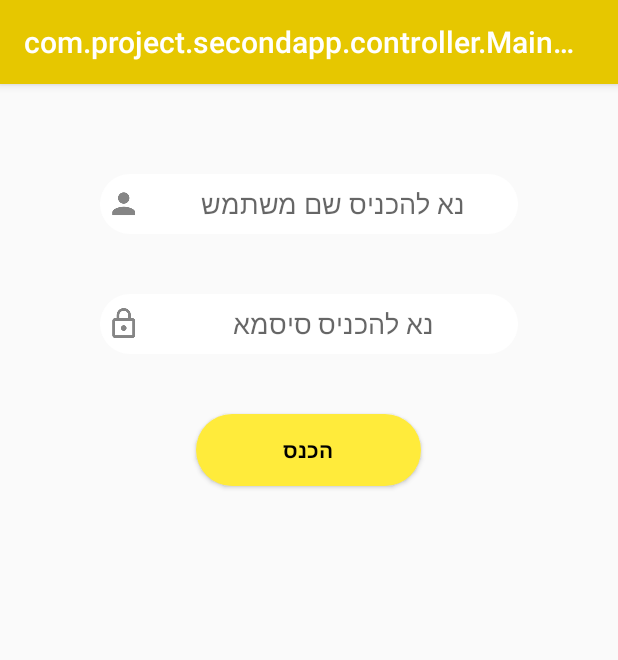
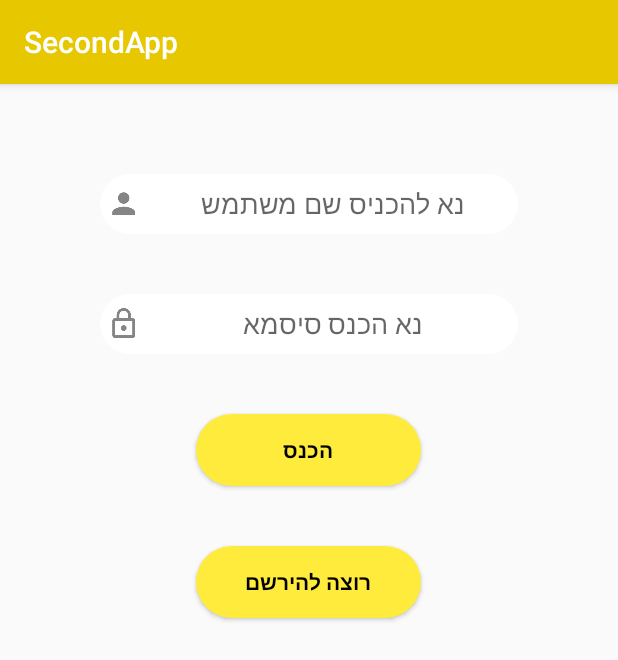
Before and after one commit to shimon8/SecondAndroidApp-master, an Android app: the screen it shows after launch (MainActivity), on a phone screen of 412 x 824 dp. Shown: the top 660 px of the screen. Run offline under Robolectric (Android 15) with nearby library versions, the phone set to English and light mode, and no system bars.

Commit message:
התחלת אפליקציה 2 1.התחלת לוגין נותר לממש את הבקנד(יש לראות ששומרים hash ולא את הסיסמא בשרת) 2.מעבר לאקטיביטי אחר לנהגים מצטרפים נדאר לממש הכנסת פרטים ,

```diff
--- a/app/src/main/AndroidManifest.xml
+++ b/app/src/main/AndroidManifest.xml
@@ -5,6 +5,7 @@
     <application
         android:allowBackup="true"
         android:icon="@mipmap/ic_launcher"
+        android:label="@string/app_name"
         android:roundIcon="@mipmap/ic_launcher_round"
         android:supportsRtl="true"
         android:theme="@style/AppTheme">
@@ -15,6 +16,7 @@
                 <category android:name="android.intent.category.LAUNCHER" />
             </intent-filter>
         </activity>
+        <activity android:name=".controller.AddDriver"></activity>
     </application>
 
 </manifest>
--- a/app/src/main/java/com/project/secondapp/controller/MainActivity.java
+++ b/app/src/main/java/com/project/secondapp/controller/MainActivity.java
@@ -1,5 +1,7 @@
 package com.project.secondapp.controller;
 
+import android.content.Intent;
+import android.os.Handler;
 import android.support.v7.app.AppCompatActivity;
 import android.os.Bundle;
 import android.view.View;
@@ -7,44 +9,61 @@ import android.widget.Button;
 import android.widget.EditText;
 
 import com.project.secondapp.R;
+
 import java.security.MessageDigest;
 import java.security.NoSuchAlgorithmException;
 
 import javax.crypto.spec.SecretKeySpec;
 
-public class MainActivity extends AppCompatActivity implements View.OnClickListener {
+public class MainActivity extends AppCompatActivity {
     //region init
     String pass;
     String name;
     EditText userName;
     EditText password;
+    Button newDriver;
     Button enterUser;
+
     //endregion
     @Override
     protected void onCreate(Bundle savedInstanceState) {
         super.onCreate(savedInstanceState);
         setContentView(R.layout.activity_main);
-        userName=(EditText) findViewById(R.id.user_name);
-        password=(EditText) findViewById(R.id.password);
-        enterUser=(Button) findViewById(R.id.signtbtn);
-        enterUser.setOnClickListener(this);
+        userName = (EditText) findViewById(R.id.user_name);
+        password = (EditText) findViewById(R.id.password);
+        enterUser = (Button) findViewById(R.id.signtbtn);
+        newDriver = (Button) findViewById(R.id.ndriver);
+        newDriver.setOnClickListener(new View.OnClickListener() {
+            @Override
+            public void onClick(View v) {
+
+                Intent addDriver = new Intent(MainActivity.this, AddDriver.class);
+                 String DriverName=enterUser.getText().toString();
+                addDriver.putExtra("DriverName",DriverName);
+                startActivity(addDriver);
+            }
+        });
+        enterUser.setOnClickListener(new View.OnClickListener() {
+            @Override
+            public void onClick(View v) {
+                try {
+                    if (userName.getText().toString() != "") {
+                        name = userName.getText().toString();
+                        pass = enterUser();
+                        //TODO GO TO DB
+                    }
+                } catch (NoSuchAlgorithmException e) {
+                    e.printStackTrace();
+                }
+            }
+        });
     }
+
     public String enterUser() throws NoSuchAlgorithmException {
         MessageDigest digest = java.security.MessageDigest
-                .getInstance("MD5");digest.update(password.getText().toString().getBytes());
+                .getInstance("MD5");
+        digest.update(password.getText().toString().getBytes());
         return digest.digest().toString();
     }
 
-    @Override
-    public void onClick(View v) {
-        try {
-         if(userName.getText().toString()!="") {
-             name=userName.getText().toString();
-             pass = enterUser();
-             //TODO GO TO DB
-         }
-        } catch (NoSuchAlgorithmException e) {
-            e.printStackTrace();
-        }
-    }
 }
--- a/app/src/main/res/layout/activity_main.xml
+++ b/app/src/main/res/layout/activity_main.xml
@@ -34,7 +34,7 @@
         android:layout_marginVertical="20dp"
         android:background="@drawable/rounded_edittext"
         android:gravity="center"
-        android:hint="נא להכניס סיסמא"
+        android:hint="נא הכנס סיסמא"
         android:drawableLeft="@drawable/block"
         android:inputType="numberPassword"
         android:maxLength="4"
@@ -52,6 +52,20 @@
             android:textColor="@color/black"
             android:textStyle="bold"
             />
+        <Button
+            android:id="@+id/ndriver"
+            android:layout_width="150dp"
+            android:layout_height="wrap_content"
+            android:layout_gravity="center"
+            android:layout_marginHorizontal="100px"
+            android:layout_marginVertical="20dp"
+            android:background="@drawable/rounded_button"
+            android:text="רוצה להירשם"
+            android:textColor="@color/black"
+            android:textStyle="bold"
+            />
+
+
     </LinearLayout>
 
 </android.support.constraint.ConstraintLayout>
```
Also changed, not shown: app/src/main/java/com/project/secondapp/controller/AddDriver.java (added, +17 -0 lines), app/src/main/res/layout/activity_add_driver.xml (added, +55 -0 lines). Lines whose indentation alone changed are shown as unchanged.
